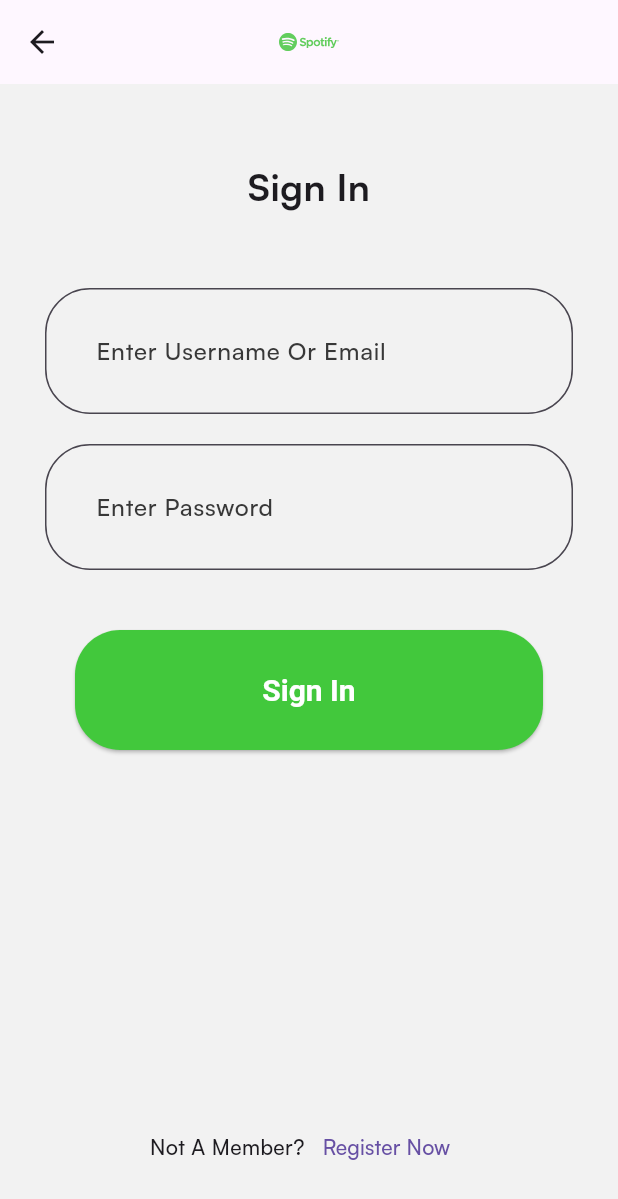
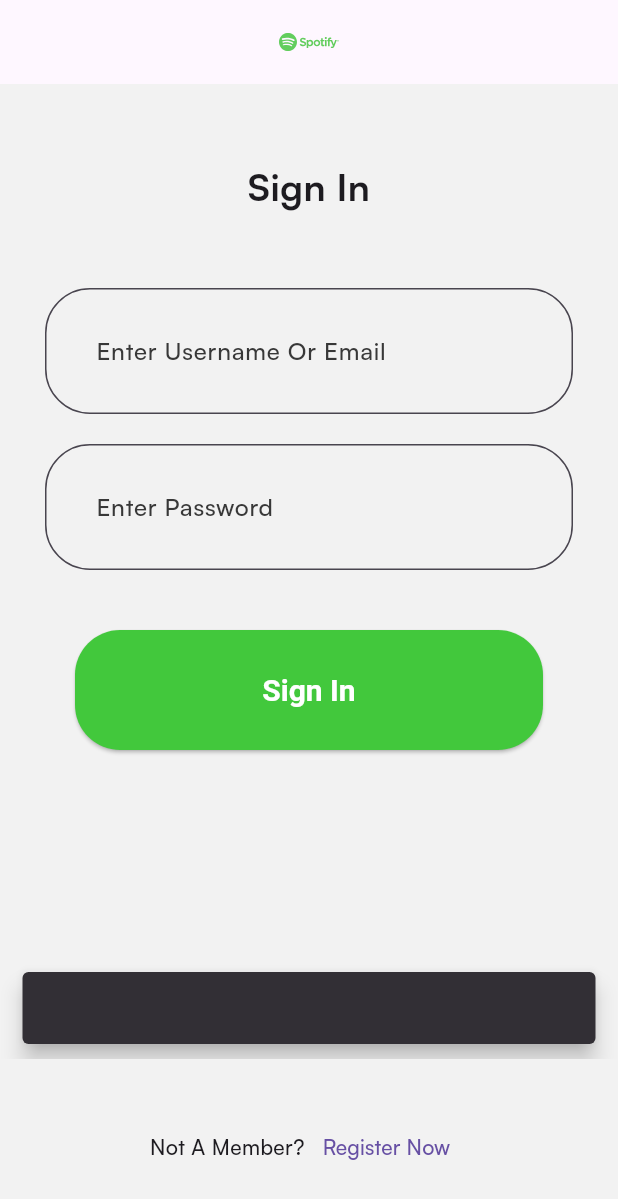
Before and after one commit to smThilshan/spotify_clone, a Flutter app: the SigninScreen screen opened directly, after a tap on "Sign In", on a phone screen of 412 x 824 dp. Shown: the top 1199 px of the screen. Run offline on Flutter 3.47's test engine with Material 3 defaults, Android fonts, the phone set to English and light mode, and no system bars; our stand-ins replace dartz, firebase_auth, firebase_core, flutter_bloc, flutter_svg, get_it and 1 more; accounts and stored records are empty; network calls fail; project files that could hold a hidden picture were left out.

Commit message:
signin & signup works with firebase auth

```diff
--- /dev/null
+++ b/lib/data/models/auth/signin_user_req.dart
@@ -0,0 +1,6 @@
+class SigninUserReq {
+  final String email;
+  final String password;
+
+  SigninUserReq({required this.email, required this.password});
+}
--- a/lib/data/repository/auth/auth_repository_impl.dart
+++ b/lib/data/repository/auth/auth_repository_impl.dart
@@ -1,14 +1,14 @@
 import 'package:dartz/dartz.dart';
 import 'package:spotify/data/models/auth/create_auth_req.dart';
+import 'package:spotify/data/models/auth/signin_user_req.dart';
 import 'package:spotify/data/sources/auth/auth_firebase_service.dart';
 import 'package:spotify/domain/repositories/auth/auth.dart';
 import 'package:spotify/service_locator.dart';
 
 class AuthRepositoryImpl extends AuthRepository {
   @override
-  Future<void> signin() {
-    // TODO: implement signin
-    throw UnimplementedError();
+  Future<Either> signin(SigninUserReq signinUserReq) async {
+    return await sl<AuthFirebaseService>().signin(signinUserReq);
   }
 
   @override
--- a/lib/data/sources/auth/auth_firebase_service.dart
+++ b/lib/data/sources/auth/auth_firebase_service.dart
@@ -1,17 +1,30 @@
 import 'package:dartz/dartz.dart';
 import 'package:firebase_auth/firebase_auth.dart';
 import 'package:spotify/data/models/auth/create_auth_req.dart';
+import 'package:spotify/data/models/auth/signin_user_req.dart';
 
 abstract class AuthFirebaseService {
   Future<Either> signup(CreateUserReq createUserReq);
-  Future<void> signin();
+  Future<Either> signin(SigninUserReq signinUserReq);
 }
 
 class AuthFirebaseServiceImpl extends AuthFirebaseService {
   @override
-  Future<void> signin() {
-    // TODO: implement signin
-    throw UnimplementedError();
+  Future<Either> signin(SigninUserReq signinUserReq) async {
+    try {
+      await FirebaseAuth.instance.signInWithEmailAndPassword(
+          email: signinUserReq.email, password: signinUserReq.password);
+      return const Right("Signin was succesfull");
+    } on FirebaseAuthException catch (e) {
+      String message = "";
+
+      if (e.code == "invalid-email") {
+        message = "Not user found for that email";
+      } else if (e.code == "invalid-credential") {
+        message = "Wrong password provided for that user";
+      }
+      return Left(message);
+    }
   }
 
   @override
--- a/lib/domain/repositories/auth/auth.dart
+++ b/lib/domain/repositories/auth/auth.dart
@@ -1,7 +1,8 @@
 import 'package:dartz/dartz.dart';
 import 'package:spotify/data/models/auth/create_auth_req.dart';
+import 'package:spotify/data/models/auth/signin_user_req.dart';
 
 abstract class AuthRepository {
   Future<Either> signup(CreateUserReq createUserReq);
-  Future<void> signin();
+  Future<Either> signin(SigninUserReq signinUserReq);
 }
--- /dev/null
+++ b/lib/domain/usecases/auth/signin.dart
@@ -0,0 +1,12 @@
+import 'package:dartz/dartz.dart';
+import 'package:spotify/core/usecase/usecase.dart';
+import 'package:spotify/data/models/auth/signin_user_req.dart';
+import 'package:spotify/domain/repositories/auth/auth.dart';
+import 'package:spotify/service_locator.dart';
+
+class SigninUseCase implements Usecase<Either, SigninUserReq> {
+  @override
+  Future<Either> call({SigninUserReq? params}) async {
+    return sl<AuthRepository>().signin(params!);
+  }
+}
--- a/lib/presentation/auth/pages/sign_in_sign_up_screen.dart
+++ b/lib/presentation/auth/pages/sign_in_sign_up_screen.dart
@@ -88,7 +88,7 @@ class SignInSignUpScreen extends StatelessWidget {
                                   context,
                                   MaterialPageRoute(
                                       builder: (BuildContext context) =>
-                                          const SigninScreen()));
+                                          SigninScreen()));
                             },
                             child: Text(
                               "Sign in",
--- a/lib/presentation/auth/pages/signin.dart
+++ b/lib/presentation/auth/pages/signin.dart
@@ -3,10 +3,18 @@ import 'package:flutter_svg/svg.dart';
 import 'package:spotify/common/widgets/appbar/app_bar.dart';
 import 'package:spotify/common/widgets/buttons/basic_app_button.dart';
 import 'package:spotify/core/config/assets/app_vectors.dart';
+import 'package:spotify/data/models/auth/signin_user_req.dart';
+import 'package:spotify/domain/usecases/auth/signin.dart';
+import 'package:spotify/domain/usecases/auth/signup.dart';
 import 'package:spotify/presentation/auth/pages/signup.dart';
+import 'package:spotify/presentation/root/pages/root.dart';
+import 'package:spotify/service_locator.dart';
 
 class SigninScreen extends StatelessWidget {
-  const SigninScreen({super.key});
+  SigninScreen({super.key});
+
+  final TextEditingController _email = TextEditingController();
+  final TextEditingController _password = TextEditingController();
 
   @override
   Widget build(BuildContext context) {
@@ -21,6 +29,7 @@ class SigninScreen extends StatelessWidget {
       ),
       body: Padding(
         padding: const EdgeInsets.symmetric(horizontal: 30, vertical: 50),
+        child: SingleChildScrollView(
           child: Column(
             crossAxisAlignment: CrossAxisAlignment.center,
             children: [
@@ -30,12 +39,38 @@ class SigninScreen extends StatelessWidget {
               const SizedBox(height: 20),
               _passwordField(context),
               const SizedBox(height: 20),
-            BasicAppButton(onPressed: () {}, title: "Sign In")
+              BasicAppButton(
+                  onPressed: () async {
+                    var result = await sl<SigninUseCase>().call(
+                      params: SigninUserReq(
+                        email: _email.text.toString(),
+                        password: _password.text.toString(),
+                      ),
+                    );
+
+                    result.fold((ifLeft) {
+                      var snackbar = SnackBar(
+                        content: Text(ifLeft),
+                        behavior: SnackBarBehavior.floating,
+                      );
+
+                      ScaffoldMessenger.of(context).showSnackBar(snackbar);
+                    }, (ifRight) {
+                      Navigator.pushAndRemoveUntil(
+                          context,
+                          MaterialPageRoute(
+                              builder: (BuildContext context) => RootScreen()),
+                          (route) => false);
+                      var snackbar = SnackBar(content: Text(ifRight));
+                      ScaffoldMessenger.of(context).showSnackBar(snackbar);
+                    });
+                  },
+                  title: "Sign In")
             ],
           ),
         ),
+      ),
     );
-  }
   }
 
   Widget _registerText() {
@@ -48,6 +83,7 @@ Widget _registerText() {
 
   Widget _nameUsernameField(BuildContext context) {
     return TextField(
+      controller: _email,
       decoration: const InputDecoration(hintText: "Enter Username Or Email")
           .applyDefaults(Theme.of(context).inputDecorationTheme),
     );
@@ -55,6 +91,7 @@ Widget _nameUsernameField(BuildContext context) {
 
   Widget _passwordField(BuildContext context) {
     return TextField(
+      controller: _password,
       decoration: const InputDecoration(hintText: "Enter Password")
           .applyDefaults(Theme.of(context).inputDecorationTheme),
     );
@@ -82,3 +119,4 @@ Widget _signupText(BuildContext context) {
       ),
     );
   }
+}
--- a/lib/presentation/auth/pages/signup.dart
+++ b/lib/presentation/auth/pages/signup.dart
@@ -29,6 +29,7 @@ class SignupScreen extends StatelessWidget {
       ),
       body: Padding(
         padding: const EdgeInsets.symmetric(horizontal: 30, vertical: 50),
+        child: SingleChildScrollView(
           child: Column(
             crossAxisAlignment: CrossAxisAlignment.center,
             children: [
@@ -63,6 +64,7 @@ class SignupScreen extends StatelessWidget {
                   },
                   title: "Create Account")
             ],
+          ),
         ),
       ),
     );
@@ -115,8 +117,7 @@ class SignupScreen extends StatelessWidget {
                 Navigator.pushReplacement(
                     context,
                     MaterialPageRoute(
-                        builder: (BuildContext context) =>
-                            const SigninScreen()));
+                        builder: (BuildContext context) => SigninScreen()));
               },
               child: const Text("Sign In"))
         ],
--- a/lib/service_locator.dart
+++ b/lib/service_locator.dart
@@ -2,6 +2,7 @@ import 'package:get_it/get_it.dart';
 import 'package:spotify/data/repository/auth/auth_repository_impl.dart';
 import 'package:spotify/data/sources/auth/auth_firebase_service.dart';
 import 'package:spotify/domain/repositories/auth/auth.dart';
+import 'package:spotify/domain/usecases/auth/signin.dart';
 import 'package:spotify/domain/usecases/auth/signup.dart';
 
 final sl = GetIt.instance;
@@ -10,4 +11,5 @@ Future<void> InitializeDependencies() async {
   sl.registerSingleton<AuthFirebaseService>(AuthFirebaseServiceImpl());
   sl.registerSingleton<AuthRepository>(AuthRepositoryImpl());
   sl.registerSingleton<SignupUseCase>(SignupUseCase());
+  sl.registerSingleton<SigninUseCase>(SigninUseCase());
 }
```
Lines whose indentation alone changed are shown as unchanged.
